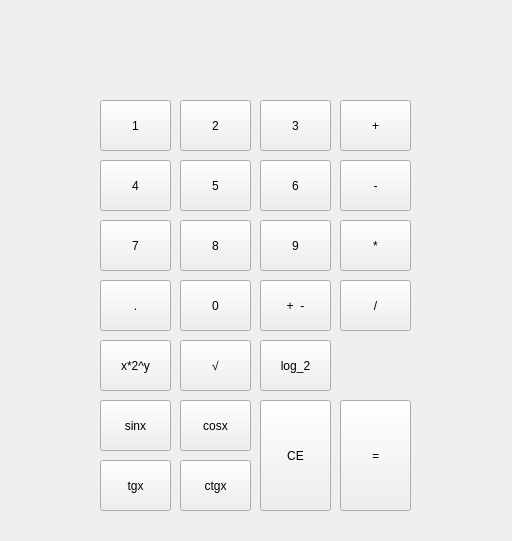
The window that mainwindow.ui (pelswick100/AK2-project) describes before a commit, drawn with Qt 5.
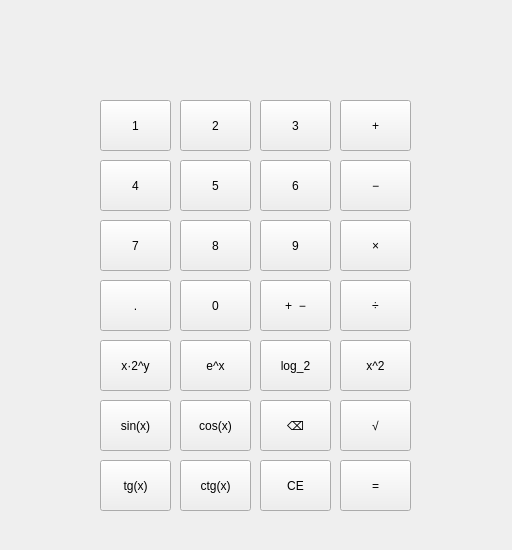
The same window after the commit.

```diff
--- a/mainwindow.ui
+++ b/mainwindow.ui
@@ -10,19 +10,19 @@
     <x>0</x>
     <y>0</y>
     <width>512</width>
-    <height>541</height>
+    <height>550</height>
    </rect>
   </property>
   <property name="minimumSize">
    <size>
-    <width>335</width>
-    <height>462</height>
+    <width>512</width>
+    <height>550</height>
    </size>
   </property>
   <property name="maximumSize">
    <size>
-    <width>100000</width>
-    <height>100000</height>
+    <width>512</width>
+    <height>550</height>
    </size>
   </property>
   <property name="cursor">
@@ -143,9 +143,9 @@
     <property name="geometry">
      <rect>
       <x>260</x>
-      <y>400</y>
+      <y>460</y>
       <width>71</width>
-      <height>111</height>
+      <height>51</height>
      </rect>
     </property>
     <property name="text">
@@ -227,7 +227,7 @@
      </rect>
     </property>
     <property name="text">
-     <string>-</string>
+     <string>−</string>
     </property>
    </widget>
    <widget class="QPushButton" name="znakdziel">
@@ -240,7 +240,7 @@
      </rect>
     </property>
     <property name="text">
-     <string>/</string>
+     <string>÷</string>
     </property>
    </widget>
    <widget class="QPushButton" name="znakmnoz">
@@ -253,16 +253,16 @@
      </rect>
     </property>
     <property name="text">
-     <string>*</string>
+     <string>×</string>
     </property>
    </widget>
    <widget class="QPushButton" name="znakrowna">
     <property name="geometry">
      <rect>
       <x>340</x>
-      <y>400</y>
+      <y>460</y>
       <width>71</width>
-      <height>111</height>
+      <height>51</height>
      </rect>
     </property>
     <property name="text">
@@ -279,7 +279,7 @@
      </rect>
     </property>
     <property name="text">
-     <string>sinx</string>
+     <string>sin(x)</string>
     </property>
    </widget>
    <widget class="QPushButton" name="znakcos">
@@ -292,7 +292,7 @@
      </rect>
     </property>
     <property name="text">
-     <string>cosx</string>
+     <string>cos(x)</string>
     </property>
    </widget>
    <widget class="QPushButton" name="znaktg">
@@ -305,7 +305,7 @@
      </rect>
     </property>
     <property name="text">
-     <string>tgx</string>
+     <string>tg(x)</string>
     </property>
    </widget>
    <widget class="QPushButton" name="znakctg">
@@ -318,7 +318,7 @@
      </rect>
     </property>
     <property name="text">
-     <string>ctgx</string>
+     <string>ctg(x)</string>
     </property>
    </widget>
    <widget class="QPushButton" name="znakujemny">
@@ -331,7 +331,7 @@
      </rect>
     </property>
     <property name="text">
-     <string>+  -</string>
+     <string>+  −</string>
     </property>
    </widget>
    <widget class="QLabel" name="ekran2">
@@ -360,14 +360,14 @@
      </rect>
     </property>
     <property name="text">
-     <string>x*2^y</string>
+     <string>x·2^y</string>
     </property>
    </widget>
    <widget class="QPushButton" name="znaksqrt">
     <property name="geometry">
      <rect>
-      <x>180</x>
-      <y>340</y>
+      <x>340</x>
+      <y>400</y>
       <width>71</width>
       <height>51</height>
      </rect>
@@ -389,6 +389,45 @@
      <string>log_2</string>
     </property>
    </widget>
+   <widget class="QPushButton" name="znakedox">
+    <property name="geometry">
+     <rect>
+      <x>180</x>
+      <y>340</y>
+      <width>71</width>
+      <height>51</height>
+     </rect>
+    </property>
+    <property name="text">
+     <string>e^x</string>
+    </property>
+   </widget>
+   <widget class="QPushButton" name="znakbksp">
+    <property name="geometry">
+     <rect>
+      <x>260</x>
+      <y>400</y>
+      <width>71</width>
+      <height>51</height>
+     </rect>
+    </property>
+    <property name="text">
+     <string>⌫</string>
+    </property>
+   </widget>
+   <widget class="QPushButton" name="znakxdo2">
+    <property name="geometry">
+     <rect>
+      <x>340</x>
+      <y>340</y>
+      <width>71</width>
+      <height>51</height>
+     </rect>
+    </property>
+    <property name="text">
+     <string>x^2</string>
+    </property>
+   </widget>
   </widget>
  </widget>
  <layoutdefault spacing="6" margin="11"/>
```
